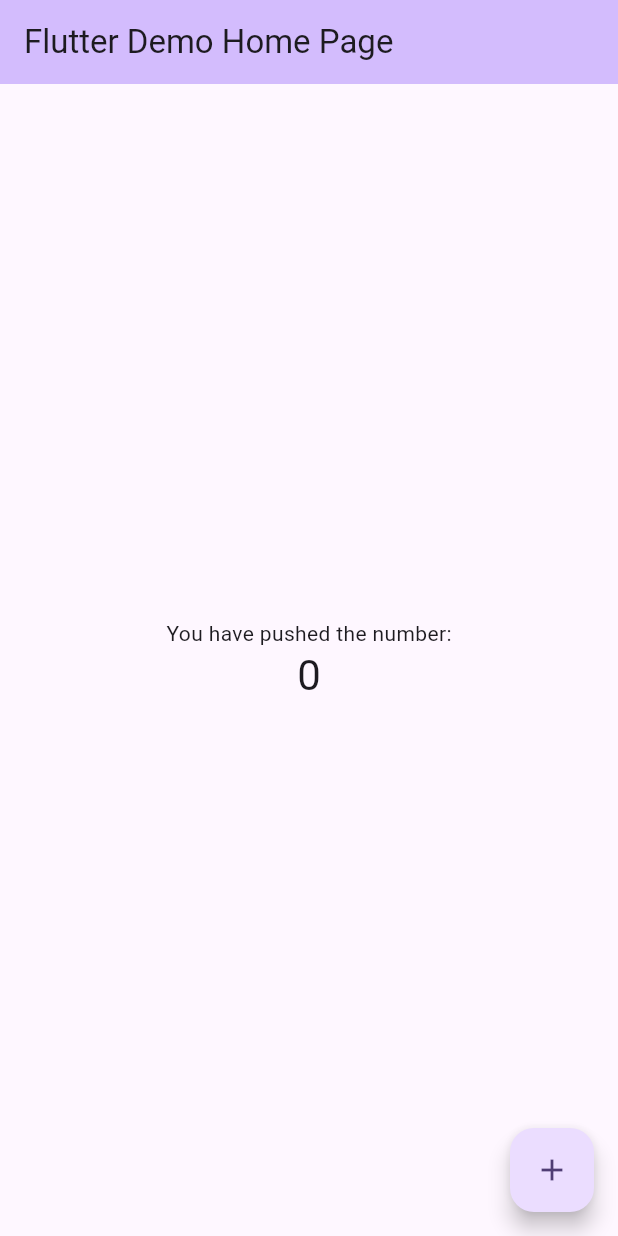
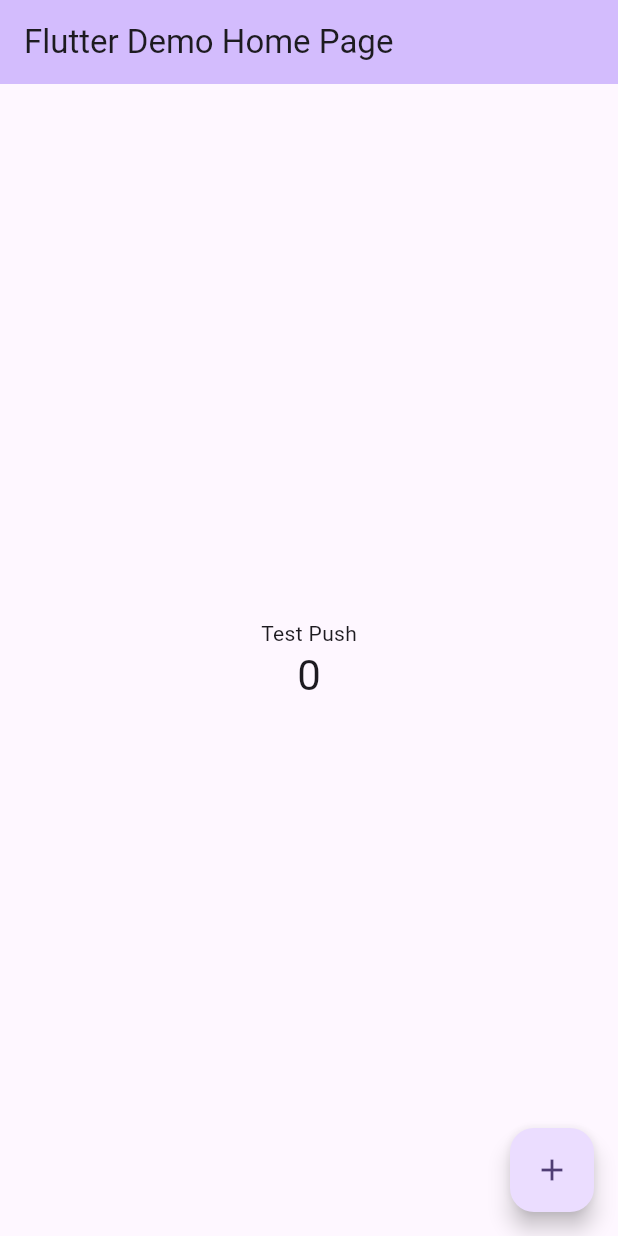
Before and after one commit to Antonate-96/flutter_devcon, a Flutter app: the screen it shows after launch, on a phone screen of 412 x 824 dp. Run offline on Flutter 3.47's test engine with Material 3 defaults, Android fonts, the phone set to English and light mode, and no system bars.

Commit message:
FIX - Test Edit

```diff
--- a/lib/main.dart
+++ b/lib/main.dart
@@ -51,7 +51,7 @@ class _MyHomePageState extends State<MyHomePage> {
           mainAxisAlignment: MainAxisAlignment.center,
           children: <Widget>[
             const Text(
-              'You have pushed the number:',
+              'Test Push',
             ),
             Text(
               '$_counter',
```
